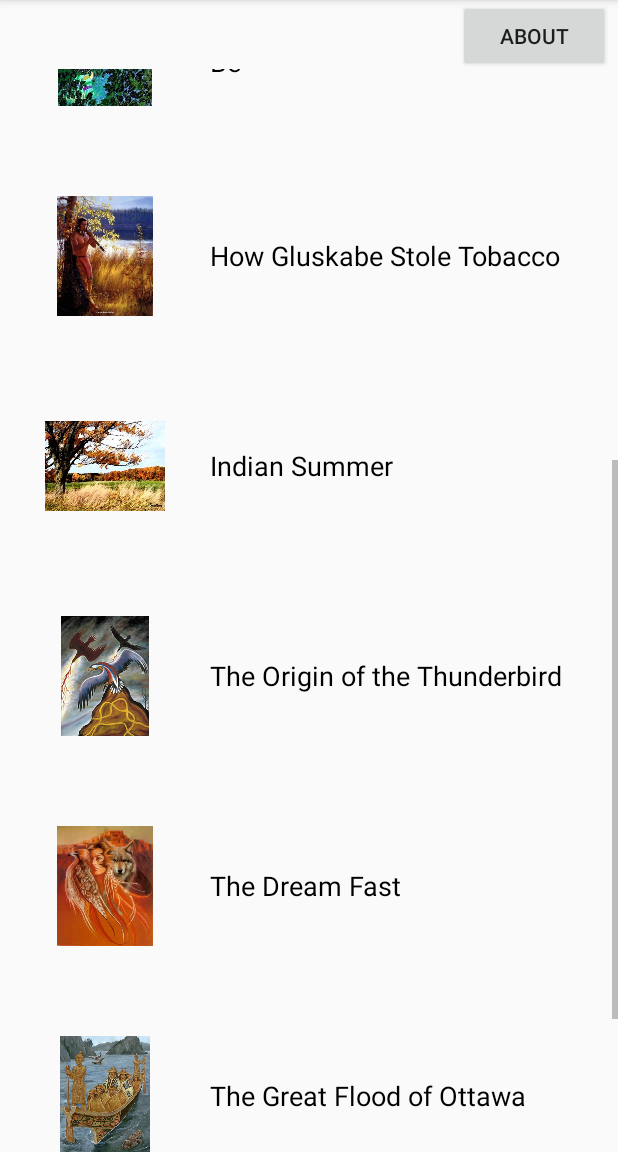
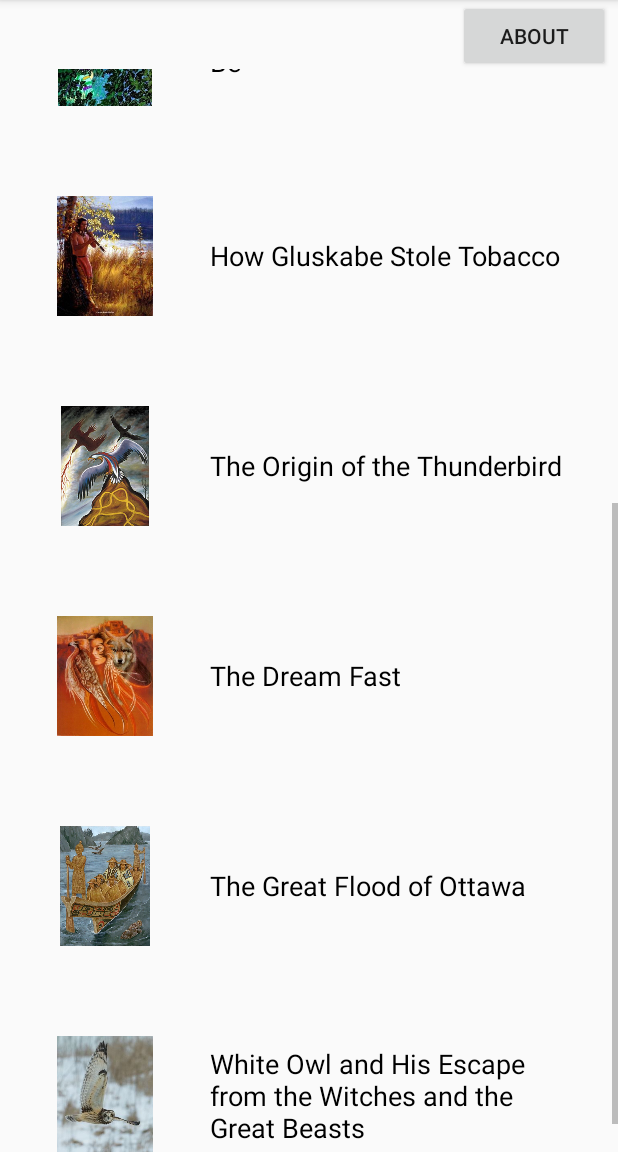
Before and after one commit to hdave009/Aadizookaan, an Android app: the screen it shows after launch (MainActivity), scrolled down 505 dp, on a phone screen of 412 x 824 dp, the part 84-1236 px from its top. Run offline under Robolectric (Android 15) with nearby library versions, the phone set to English and light mode, and no system bars.

Commit message:
Update MainActivity.java

```diff
--- a/app/src/main/java/com/harshdave/aadizookaan/MainActivity.java
+++ b/app/src/main/java/com/harshdave/aadizookaan/MainActivity.java
@@ -63,9 +63,9 @@ public class MainActivity extends AppCompatActivity {
         Drawable cover6 = getResources().getDrawable(R.drawable.tobacco);
         mImageybois.add(cover6);
 
-        mNames.add("Indian Summer");
+     /* mNames.add("Indian Summer");
         Drawable cover7 = getResources().getDrawable(R.drawable.indiansummermain);
-        mImageybois.add(cover7);
+        mImageybois.add(cover7); */
 
         mNames.add("The Origin of the Thunderbird");
         Drawable cover8 = getResources().getDrawable(R.drawable.thunderbird);
```
